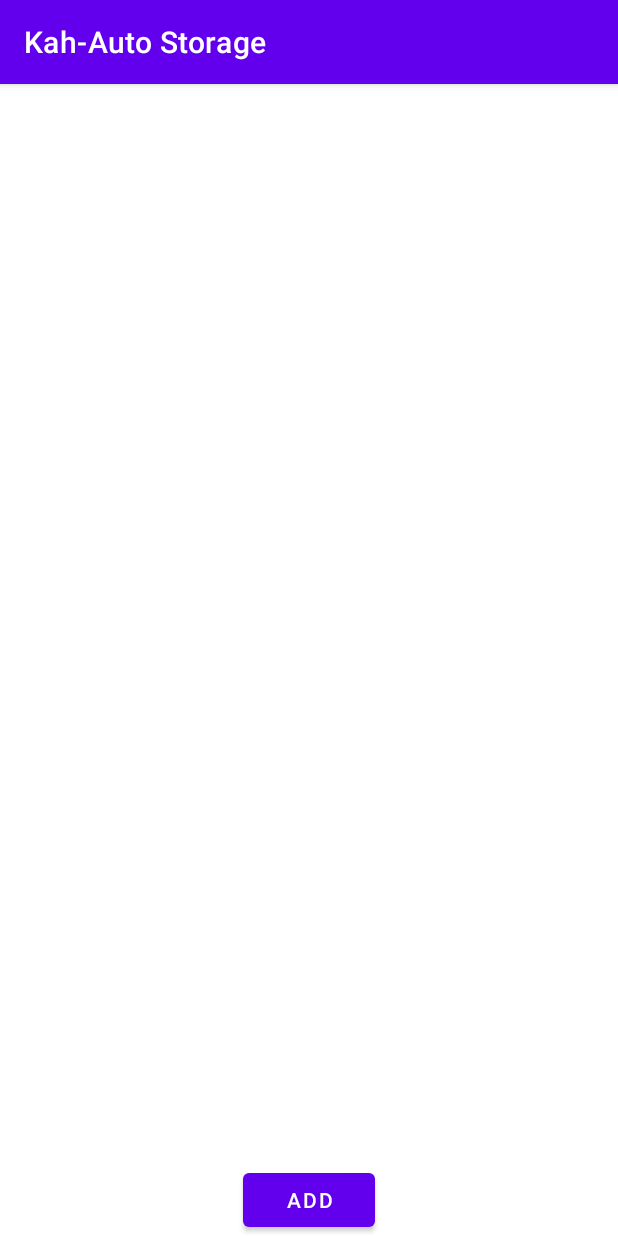
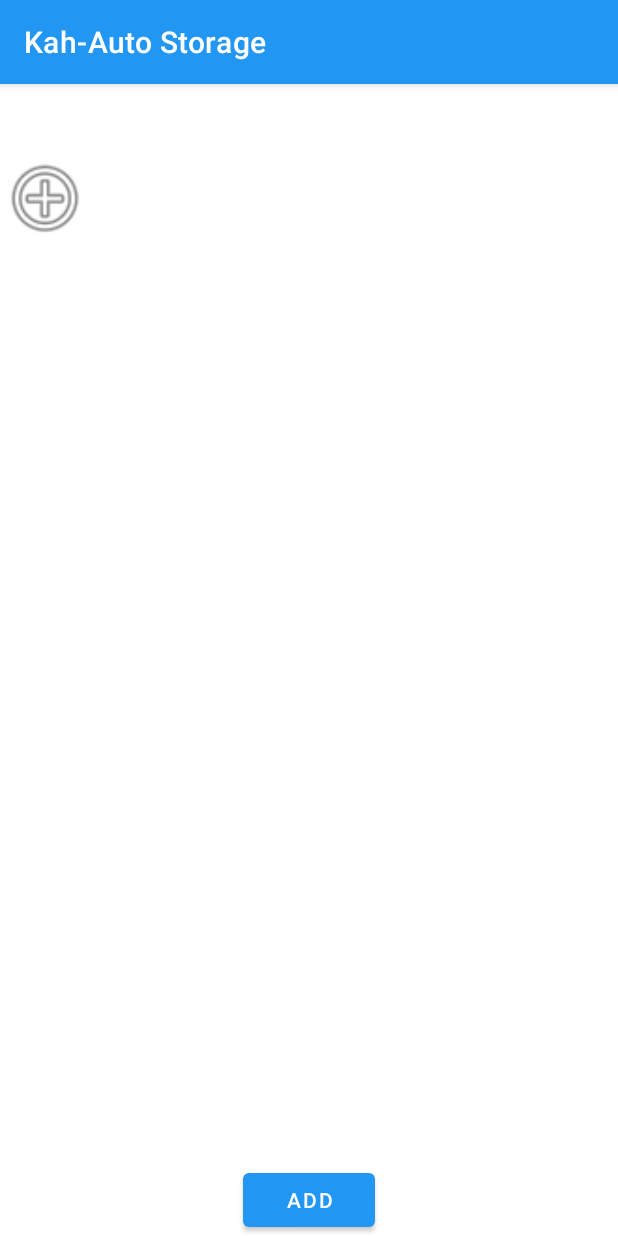
Before and after one commit to KygTech/Kah-Auto, an Android app: the CarsActivity screen opened directly, with no data from a screen before it, on a phone screen of 412 x 824 dp. Run offline under Robolectric (Android 15) with nearby library versions, the phone set to English and light mode, and no system bars; our stand-ins replace Firebase (no records; nobody signed in at launch, a user with empty details on screens opened directly), Room's generated code; pictures from the network do not load.

Commit message:
**Kah Auto
Added the option to add participants to seller list.

```diff
--- a/app/src/main/java/com/jey/kahauto/SellersListAdapter.kt
+++ b/app/src/main/java/com/jey/kahauto/SellersListAdapter.kt
@@ -24,7 +24,7 @@ class SellersListAdapter (
             }
 
             val sellersList: SellersList? = getItem(position)
-            listItemView!!.tv_card.text = sellersList?.owner
+            listItemView!!.tv_card.text = sellersList?.listTitle
             listItemView.setOnClickListener {
                 onSellerListClick(sellersList!!)
             }
--- a/app/src/main/java/com/jey/kahauto/model/SellersListDao.kt
+++ b/app/src/main/java/com/jey/kahauto/model/SellersListDao.kt
@@ -18,16 +18,19 @@ interface SellersListDao {
     @Query("Select * from sellersListTable")
     fun getAllSellersLists(): LiveData<List<SellersList>>
 
-    @Query("UPDATE sellersListTable SET carsList=:cars WHERE owner = :owner")
-    fun updateCarsList(owner: String, cars: CarsList)
+    @Query("UPDATE sellersListTable SET cars=:cars WHERE listTitle = :listTitle")
+    fun updateCarsList(listTitle: String, cars: CarsList)
 
-    @Query("Select carsList from sellersListTable where owner = :owner")
-    fun getAllCars(owner: String): LiveData<CarsList>
+    @Query("Select cars from sellersListTable where listTitle = :listTitle")
+    fun getAllCars(listTitle: String): LiveData<CarsList>
 
-    @Query("Select * from sellersListTable where owner = :owner")
-    fun getSellersListByOwner(owner: String): SellersList
+    @Query("Select * from sellersListTable where listTitle = :listTitle")
+    fun getSellersListByTitle(listTitle: String): SellersList
 
 
+    @Query("UPDATE sellersListTable SET participants=:participants WHERE listTitle = :listTitle")
+    fun updateParticipantsList(listTitle: String, participants: Participants)
 
-
+    @Query("Select participants from sellersListTable where listTitle = :listTitle")
+    fun getAllUsers(listTitle: String): LiveData<Participants>
 }
--- a/app/src/main/java/com/jey/kahauto/model/User.kt
+++ b/app/src/main/java/com/jey/kahauto/model/User.kt
@@ -15,6 +15,4 @@ data class User(
     @ColumnInfo(name = "username") var userName: String = "$firstName $lastName"
 
 
-) {
-    constructor() : this("", "","")
-}
+)
--- a/app/src/main/java/com/jey/kahauto/ui/RegistrationActivity.kt
+++ b/app/src/main/java/com/jey/kahauto/ui/RegistrationActivity.kt
@@ -160,6 +160,7 @@ class RegistrationActivity : AppCompatActivity() {
         val signUpBtn = myDialogView.sign_up_btn
         signUpBtn.setOnClickListener {
             onSignUpBtnClick(myDialogView)
+
         }
 
         val closeDialog = myDialogView.close_sign_up
@@ -204,7 +205,8 @@ class RegistrationActivity : AppCompatActivity() {
         }
     }
 
-    fun onSignUpBtnClick(myDialogView: View) {
+    private fun onSignUpBtnClick(myDialogView: View) {
+
 
         val firstName = myDialogView.first_name_et.text.toString()
         val lastName = myDialogView.last_name_et.text.toString()
@@ -214,7 +216,7 @@ class RegistrationActivity : AppCompatActivity() {
         if (firstName.length < 2) {
             displayToast("First name ,  min 2 digits.")
         } else if (lastName.length < 2) {
-            displayToast("Last name, min 6 digits")
+            displayToast("Last name, min 2 digits")
         } else if (password.length < 6) {
             displayToast("Password must contain min 6 digits")
         } else if (email.isEmpty() || !email.contains("@")) {
--- a/app/src/main/res/layout/activity_cars.xml
+++ b/app/src/main/res/layout/activity_cars.xml
@@ -19,6 +19,42 @@
     app:layout_constraintEnd_toEndOf="parent"
     app:layout_constraintTop_toTopOf="parent"/>
 
+
+    <ImageView
+        android:id="@+id/add_user_iv"
+        android:layout_width="60dp"
+        android:layout_height="60dp"
+        app:srcCompat="@android:drawable/ic_menu_add"
+        app:layout_constraintStart_toStartOf="parent"
+        app:layout_constraintTop_toBottomOf="@id/seller_list_title"
+        android:onClick="addUserOnClick"/>
+
+    <HorizontalScrollView
+        android:id="@+id/scrollPartition"
+        android:layout_width="wrap_content"
+        android:layout_height="wrap_content"
+        android:scrollbars="none"
+        app:layout_constraintStart_toEndOf="@id/add_user_iv"
+        app:layout_constraintTop_toBottomOf="@id/seller_list_title">
+
+        <LinearLayout
+            android:id="@+id/users_layout_id"
+            android:layout_width="wrap_content"
+            android:layout_height="48dp"
+            android:gravity="center_vertical"
+            android:orientation="horizontal"
+            android:paddingLeft="4dp"
+            android:paddingRight="4dp"
+            android:scrollbars="none">
+
+        </LinearLayout>
+
+    </HorizontalScrollView>
+
+
+
+
+
     <androidx.fragment.app.FragmentContainerView
         android:id="@+id/car_fragment_view"
         android:layout_width="300dp"
@@ -31,27 +67,16 @@
         app:layout_constraintTop_toTopOf="parent"
         app:layout_constraintVertical_bias="0.086" />
 
-    <androidx.fragment.app.FragmentContainerView
-        android:id="@+id/car_add_fragment"
-        android:layout_width="match_parent"
-        android:layout_height="match_parent"
-        android:layout_margin="30dp"
-        app:layout_constraintBottom_toBottomOf="parent"
-        app:layout_constraintEnd_toEndOf="parent"
-        app:layout_constraintHorizontal_bias="0.496"
-        app:layout_constraintStart_toStartOf="parent"
-        app:layout_constraintTop_toTopOf="parent"
-        app:layout_constraintVertical_bias="0.086" />
 
     <androidx.recyclerview.widget.RecyclerView
         android:id="@+id/car_rv"
         android:layout_width="340dp"
         android:layout_height="500dp"
+        android:layout_marginTop="30dp"
+        app:layout_constraintEnd_toEndOf="parent"
+        app:layout_constraintHorizontal_bias="0.492"
         app:layout_constraintStart_toStartOf="parent"
-        app:layout_constraintEnd_toEndOf="parent"
-        app:layout_constraintTop_toBottomOf="@id/seller_list_title"
-        android:layout_marginTop="20dp"
-        />
+        app:layout_constraintTop_toBottomOf="@id/add_user_iv" />
 
     <Button
         android:id="@+id/btnAddCar"
--- a/app/src/main/res/layout/activity_registration.xml
+++ b/app/src/main/res/layout/activity_registration.xml
@@ -37,6 +37,7 @@
         android:layout_marginTop="12dp"
         android:drawableLeft="@android:drawable/ic_dialog_email"
         android:text="Sign in"
+        android:backgroundTint="@android:color/holo_blue_dark"
         android:textAllCaps="false"
         android:textColor="@color/white"
         android:onClick="onSignInBtnClick"
--- a/app/src/main/res/layout/dialog_sign_up.xml
+++ b/app/src/main/res/layout/dialog_sign_up.xml
@@ -1,10 +1,8 @@
 <?xml version="1.0" encoding="utf-8"?>
 <androidx.constraintlayout.widget.ConstraintLayout xmlns:android="http://schemas.android.com/apk/res/android"
     xmlns:app="http://schemas.android.com/apk/res-auto"
-    xmlns:tools="http://schemas.android.com/tools"
     android:layout_width="match_parent"
-    android:layout_height="460dp"
-    tools:context=".ui.SignUpFragment">
+    android:layout_height="match_parent">
 
     <TextView
         android:id="@+id/sign_up_title"
--- a/app/src/main/res/values/themes.xml
+++ b/app/src/main/res/values/themes.xml
@@ -2,7 +2,7 @@
     <!-- Base application theme. -->
     <style name="Theme.KahAuto" parent="Theme.MaterialComponents.DayNight.DarkActionBar">
         <!-- Primary brand color. -->
-        <item name="colorPrimary">@color/purple_500</item>
+        <item name="colorPrimary">@color/light_blue</item>
         <item name="colorPrimaryVariant">@color/purple_700</item>
         <item name="colorOnPrimary">@color/white</item>
         <!-- Secondary brand color. -->
```
Also changed, not shown: app/src/main/java/com/jey/kahauto/FirebaseManager.kt (+4 -4 lines), app/src/main/java/com/jey/kahauto/model/Converters.kt (+33 -19 lines), app/src/main/java/com/jey/kahauto/model/Participants.kt (added, +7 -0 lines), app/src/main/java/com/jey/kahauto/model/Repository.kt (+17 -10 lines), app/src/main/java/com/jey/kahauto/model/SellersList.kt (+4 -4 lines), app/src/main/java/com/jey/kahauto/ui/CarsActivity.kt (+56 -16 lines), app/src/main/java/com/jey/kahauto/ui/SellersActivity.kt (+11 -10 lines), app/src/main/java/com/jey/kahauto/ui/SignUpFragment.kt (deleted, +0 -41 lines), app/src/main/java/com/jey/kahauto/viewmodel/CarsViewModel.kt (+30 -4 lines).
